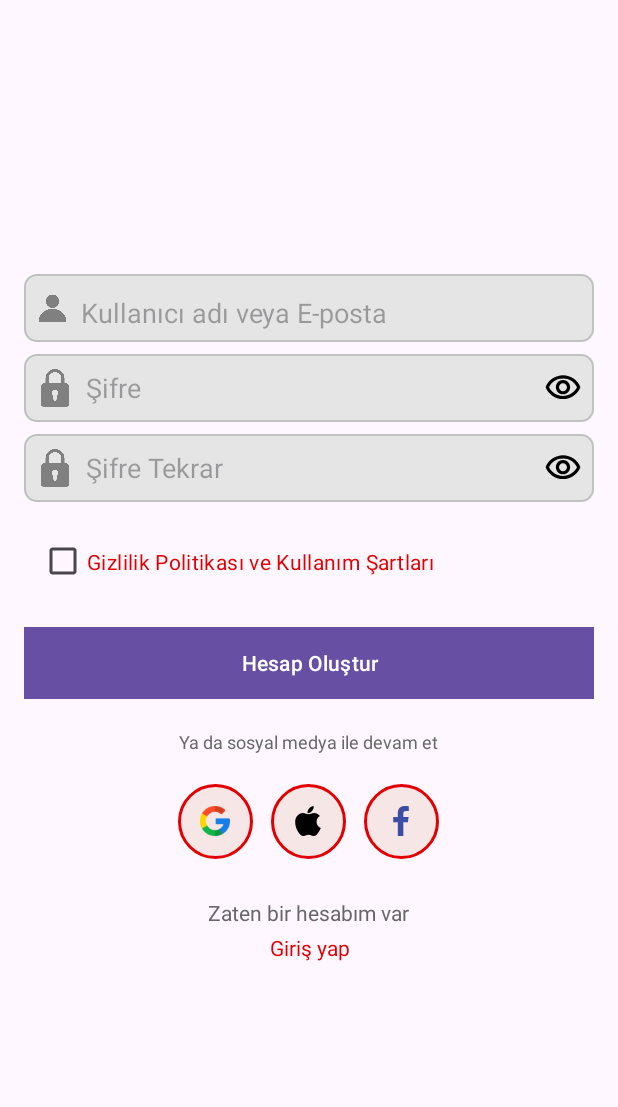
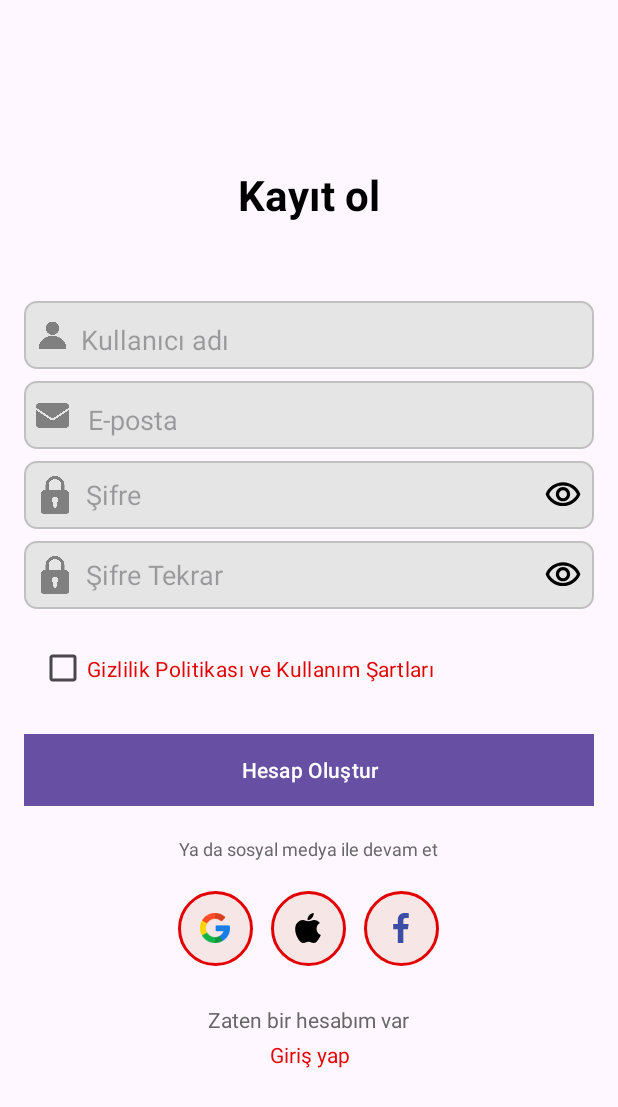
Before and after one commit to CanerBulut2024/DeusAi, an Android app: the SignUpActivity screen opened directly, with no data from a screen before it, on a phone screen of 412 x 824 dp. Shown: the top 1107 px of the screen. Run offline under Robolectric (Android 15) with nearby library versions, the phone set to English and light mode, and no system bars.

Commit message:
kayıt ol kısmındaki hatalar giderildi.

```diff
--- /dev/null
+++ b/app/src/main/res/drawable/dialog_background.xml
@@ -0,0 +1,5 @@
+<?xml version="1.0" encoding="utf-8"?>
+<shape xmlns:android="http://schemas.android.com/apk/res/android">
+    <solid android:color="#E6FFFFFF"/> <!-- %90 opak beyaz -->
+    <corners android:radius="20dp"/>
+</shape>
--- a/app/src/main/res/layout/activity_sign_up.xml
+++ b/app/src/main/res/layout/activity_sign_up.xml
@@ -6,10 +6,24 @@
     android:gravity="center"
     android:padding="16dp">
 
+    <!-- Başlık -->
+
+    <TextView
+        android:layout_width="wrap_content"
+        android:layout_height="80dp"
+        android:text="Kayıt ol"
+        android:textColor="@android:color/black"
+        android:textSize="28sp"
+        android:textStyle="bold" />
+
+
     <!-- Kullanıcı Adı Giriş Alanı -->
+
+
     <LinearLayout
         android:layout_width="match_parent"
         android:layout_height="45dp"
+        android:layout_marginTop="10dp"
         android:background="@drawable/edittext_background"
         android:orientation="horizontal"
         android:padding="8dp">
@@ -27,10 +41,48 @@
             android:layout_width="match_parent"
             android:layout_height="35dp"
             android:background="@null"
-            android:hint="Kullanıcı adı veya E-posta"
+            android:hint="Kullanıcı adı "
             android:inputType="text"
             android:textAlignment="textStart" />
     </LinearLayout>
+
+
+
+
+
+
+    <!--e-posta Adı Giriş Alanı -->
+    <LinearLayout
+        android:layout_width="match_parent"
+        android:layout_height="45dp"
+        android:layout_marginTop="8dp"
+        android:background="@drawable/edittext_background"
+        android:orientation="horizontal"
+        android:padding="8dp">
+
+        <ImageView
+            android:layout_width="30dp"
+            android:layout_height="30dp"
+            android:layout_gravity="center_vertical"
+            android:paddingEnd="8dp"
+            android:src="@drawable/ic_email"
+            android:tint="#808080"/>
+
+        <EditText
+            android:id="@+id/et_eposta"
+            android:layout_width="match_parent"
+            android:layout_height="35dp"
+            android:background="@null"
+            android:hint=" E-posta"
+            android:inputType="text"
+            android:textAlignment="textStart" />
+    </LinearLayout>
+
+
+
+
+
+
 
     <!-- Şifre Giriş Alanı -->
     <LinearLayout
```
Also changed, not shown: app/src/main/java/com/deusai/deusai/SignUpActivity.kt (+52 -4 lines), app/src/main/res/layout/custom_dialog.xml (added, +43 -0 lines).
